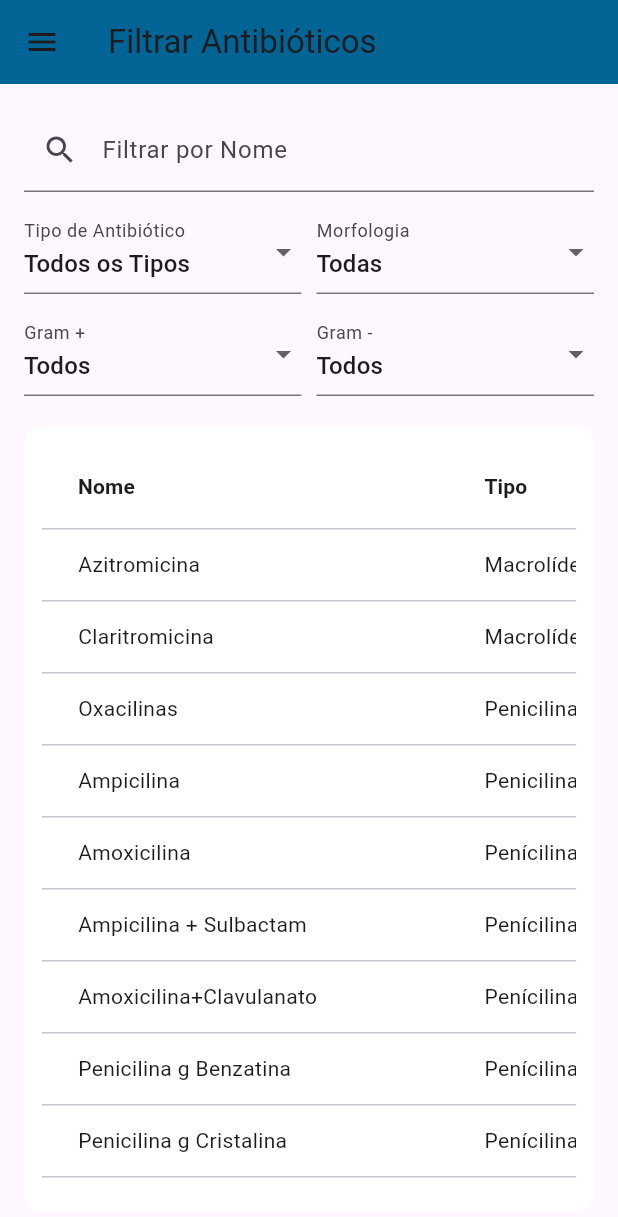
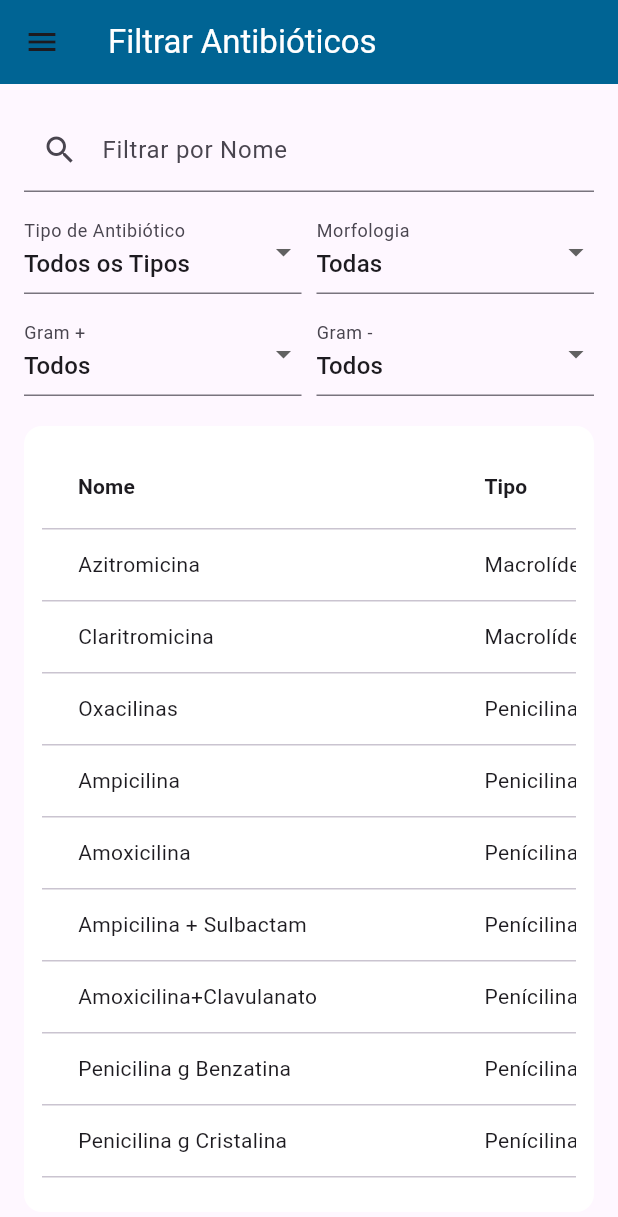
Before and after one commit to Lucas-Antunes-1/-ATBSearchMobile, a Flutter app: the AntibioticScreen screen opened directly, on a phone screen of 412 x 824 dp. Shown: the top 1217 px of the screen. Run offline on Flutter 3.47's test engine with Material 3 defaults, Android fonts, the phone set to English and light mode, and no system bars; our stand-ins replace carousel_slider.

Commit message:
Add files via upload

```diff
--- a/lib/contas.dart
+++ b/lib/contas.dart
@@ -38,7 +38,7 @@ RegExp emailRegex = RegExp(
   Widget build(BuildContext context) {
     return Scaffold(
   appBar: AppBar(
-        title: Text("ATBSearch"),
+        title: Text("ATBSearch",style: TextStyle(color: Colors.white),),
         centerTitle: true, backgroundColor: Login.getap,),
    drawer: Drawer(
         child: ListView(
--- a/lib/nuvem.dart
+++ b/lib/nuvem.dart
@@ -24,7 +24,7 @@ class _NuvemState extends State<Nuvem> {
 
     return Scaffold(
       appBar: AppBar(
-        title: Text("Tabelas salvas na nuvem"),
+        title: Text("Tabelas salvas na nuvem",style: TextStyle(color:Colors.white),),
         centerTitle: true, backgroundColor: Login.getap,),
    drawer: Drawer(
         child: ListView(
--- a/lib/nuvem2.dart
+++ b/lib/nuvem2.dart
@@ -22,7 +22,7 @@ class _NuvemState extends State<Nuvem2> {
 
     return Scaffold(
       appBar: AppBar(
-        title: Text("Tabelas salvas na nuvem"),
+        title: Text("Tabelas salvas na nuvem",style: TextStyle(color: Colors.white),),
         centerTitle: true, backgroundColor: Login.getap,),
    drawer: Drawer(
         child: ListView(
--- a/lib/tabela.dart
+++ b/lib/tabela.dart
@@ -318,7 +318,7 @@ class _AntibioticScreenState extends State<AntibioticScreen> {
   @override
   Widget build(BuildContext context) {
     return Scaffold(
-      appBar: AppBar(title: const Text('Filtrar Antibióticos'),backgroundColor: Login.getap,),
+      appBar: AppBar(title: const Text('Filtrar Antibióticos',style: TextStyle(color: Colors.white),),backgroundColor: Login.getap,),
    drawer: Drawer(
         child: ListView(
           padding: EdgeInsets.zero,
--- a/lib/tela1.dart
+++ b/lib/tela1.dart
@@ -32,7 +32,7 @@ RegExp emailRegex = RegExp(
   @override
   Widget build(BuildContext context) {
     return Scaffold(
-            appBar: AppBar(title: const Text('Login'),backgroundColor: Login.getap,),
+            appBar: AppBar(title: const Text('Login',style: TextStyle(color: Colors.white),),backgroundColor: Login.getap,),
    drawer: Drawer(
         child: ListView(
           padding: EdgeInsets.zero,
--- a/lib/tela2.dart
+++ b/lib/tela2.dart
@@ -319,6 +319,7 @@ RegExp emailRegex = RegExp(
        Login.setT("Sem nenhuma tabela salva");
         Login.ls(true);
       Login.adiciona(l);
+      print(Login.getlista[Login.getatual]![2]);
       Login.setDratual([["Início",Comeco(),Icons.start],["Tabelas salvas",Login.nuv(Login.getF),Icons.cloud],["Tabela",Tabela(),Icons.table_chart],["Sua conta",contas(),Icons.face_3]]);
       Login.setH(1);
       Navigator.pushReplacement(context, MaterialPageRoute(builder: (context) => Tabela()));
```
